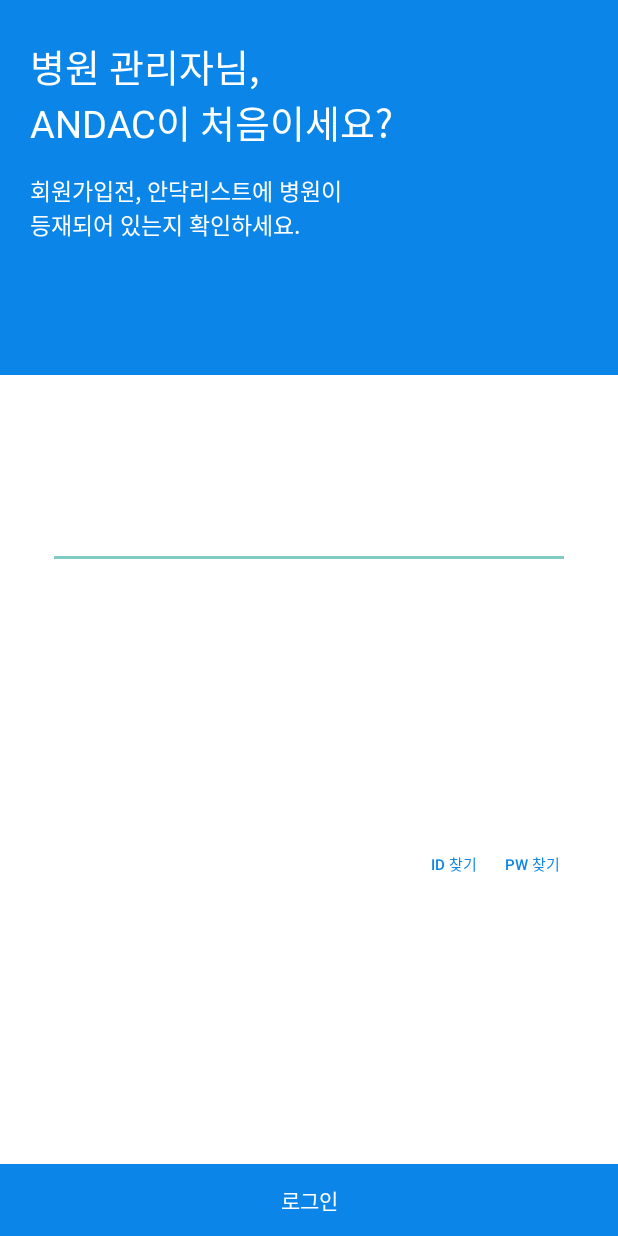
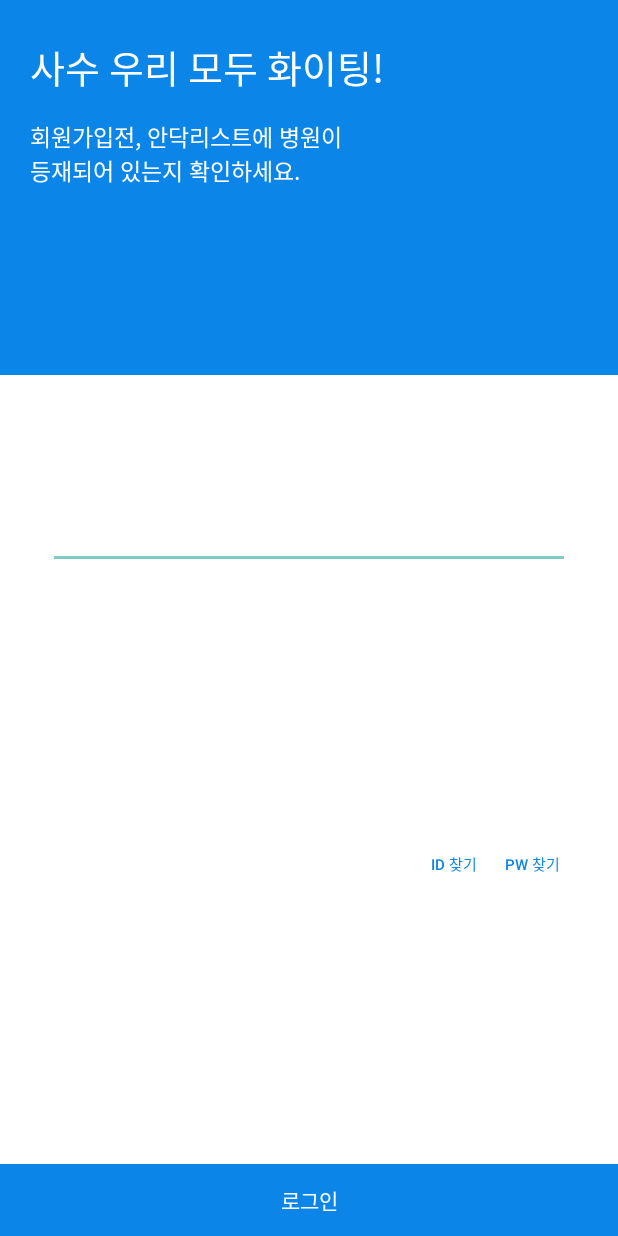
Before and after one commit to seonghuii/QrPro, an Android app: the layout activity_login.xml on its own in the app's theme, with its tools: preview values and no code run, on a phone screen of 412 x 824 dp. Run offline under Robolectric (Android 15) with nearby library versions, the phone set to English and light mode, and no system bars.

Commit message:
[add] 로그인 xml 추가2

```diff
--- a/app/src/main/AndroidManifest.xml
+++ b/app/src/main/AndroidManifest.xml
@@ -10,13 +10,15 @@
         android:supportsRtl="true"
         android:theme="@style/Theme.AppCompat.NoActionBar">
         <activity android:name=".MainActivity">
+
+        </activity>
+        <activity android:name=".LoginActivity">
             <intent-filter>
                 <action android:name="android.intent.action.MAIN" />
 
                 <category android:name="android.intent.category.LAUNCHER" />
             </intent-filter>
         </activity>
-        <activity android:name=".LoginActivity"></activity>
     </application>
 
 </manifest>
--- a/app/src/main/res/layout/activity_login.xml
+++ b/app/src/main/res/layout/activity_login.xml
@@ -23,7 +23,7 @@
             android:layout_height="wrap_content"
             android:layout_marginStart="20dp"
             android:layout_marginTop="25dp"
-            android:text="병원 관리자님,\nANDAC이 처음이세요?"
+            android:text="사수 우리 모두 화이팅!"
             android:textColor="@color/white"
             android:textSize="25dp"
             app:layout_constraintStart_toStartOf="parent"
```
